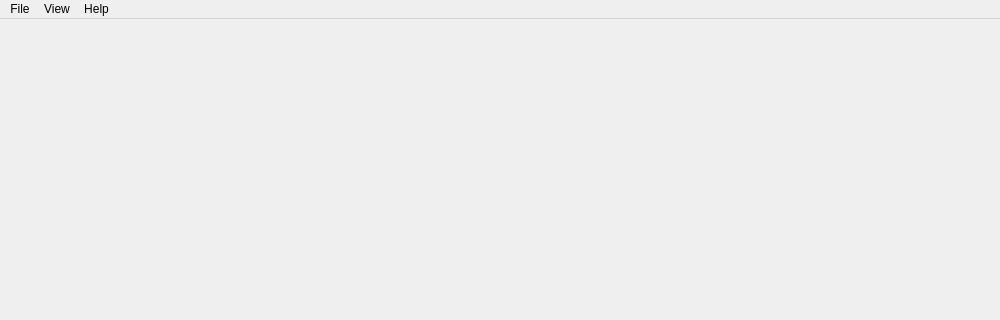
This is pyminflux/ui/main_window.ui in bsse-scf/pyMINFLUX as Qt 5 draws it before an edit; both pictures show x 0 to 1000 and y 0 to 320 of the 1000 by 800 pixel window. The edited form follows.
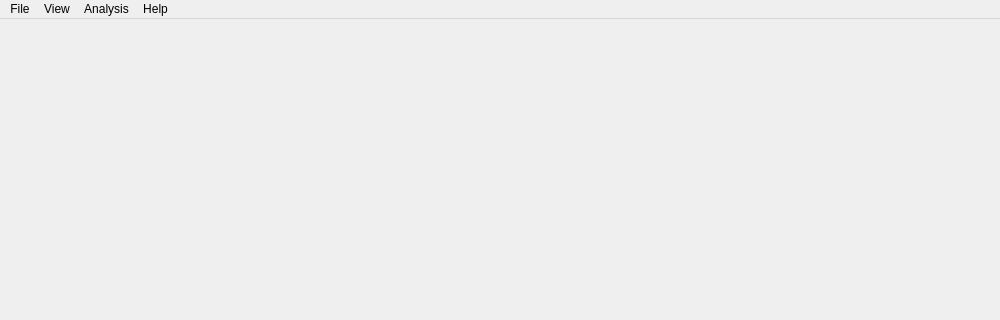
This is the edited form.

The edit to the form file:
```diff
--- a/pyminflux/ui/main_window.ui
+++ b/pyminflux/ui/main_window.ui
@@ -81,8 +81,15 @@
     <addaction name="separator"/>
     <addaction name="actionAbout"/>
    </widget>
+   <widget class="QMenu" name="menuAnalysis">
+    <property name="title">
+     <string>Analysis</string>
+    </property>
+    <addaction name="actionEstimate_resolution"/>
+   </widget>
    <addaction name="menuFile"/>
    <addaction name="menuView"/>
+   <addaction name="menuAnalysis"/>
    <addaction name="menuHelp"/>
   </widget>
   <widget class="QStatusBar" name="statusbar"/>
```
Left out of the diff: 5 changed lines with no effect on the pictures.
